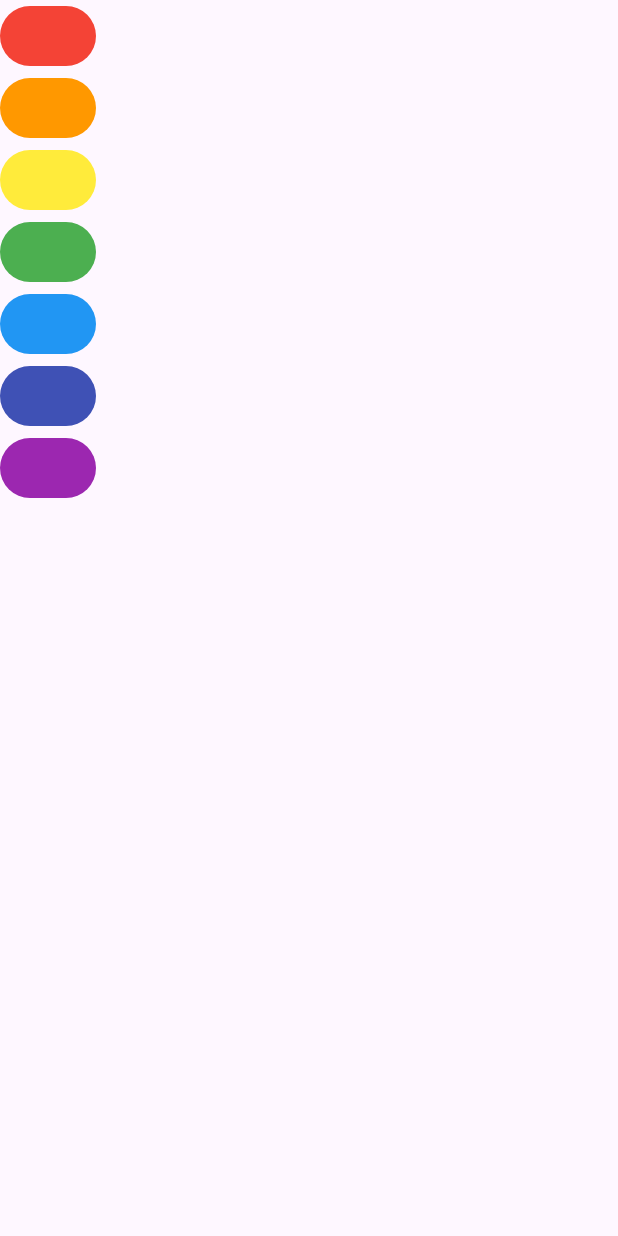
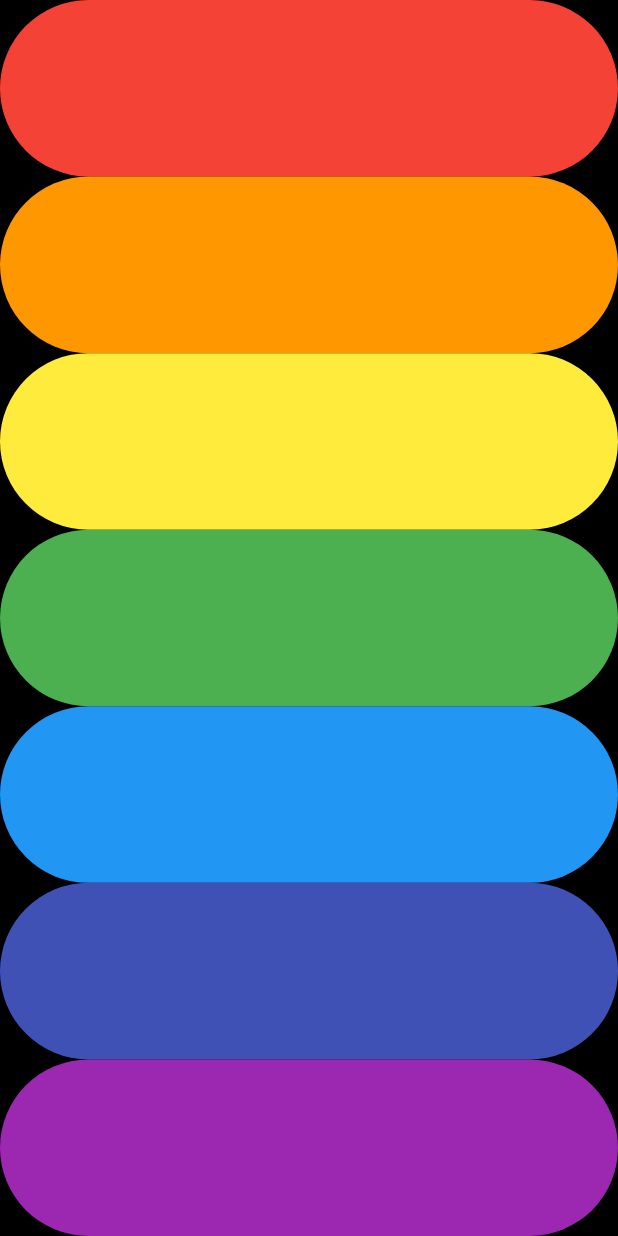
Before and after one commit to mr-schway/xylophone, a Flutter app: the screen it shows after launch, on a phone screen of 412 x 824 dp. Run offline on Flutter 3.47's test engine with Material 3 defaults, Android fonts, the phone set to English and light mode, and no system bars; our stand-ins replace audioplayers.

Commit message:
Add buildKey function

```diff
--- a/lib/main.dart
+++ b/lib/main.dart
@@ -8,10 +8,20 @@
 class XylophoneApp extends StatelessWidget {
   const XylophoneApp({super.key});
 
-  void playSound(int soundNum) {
-    final player = AudioPlayer();
-    player.play(
-      AssetSource('assets_note$soundNum.wav'),
+  Expanded buildKey(Color color, int soundNum) {
+    return Expanded(
+      child: TextButton(
+        style: TextButton.styleFrom(
+          backgroundColor: color,
+        ),
+        onPressed: () {
+          final player = AudioPlayer();
+          player.play(
+            AssetSource('assets_note$soundNum.wav'),
+          );
+        },
+        child: const Text(''),
+      ),
     );
   }
 
@@ -19,72 +29,18 @@
   Widget build(BuildContext context) {
     return MaterialApp(
       home: Scaffold(
+        backgroundColor: Colors.black,
         body: SafeArea(
           child: Column(
+            crossAxisAlignment: CrossAxisAlignment.stretch,
             children: [
-              TextButton(
-                style: TextButton.styleFrom(
-                  backgroundColor: Colors.red,
-                ),
-                onPressed: () {
-                  playSound(1);
-                },
-                child: const Text(''),
-              ),
-              TextButton(
-                style: TextButton.styleFrom(
-                  backgroundColor: Colors.orange,
-                ),
-                onPressed: () {
-                  playSound(2);
-                },
-                child: const Text(''),
-              ),
-              TextButton(
-                style: TextButton.styleFrom(
-                  backgroundColor: Colors.yellow,
-                ),
-                onPressed: () {
-                  playSound(3);
-                },
-                child: const Text(''),
-              ),
-              TextButton(
-                style: TextButton.styleFrom(
-                  backgroundColor: Colors.green,
-                ),
-                onPressed: () {
-                  playSound(4);
-                },
-                child: const Text(''),
-              ),
-              TextButton(
-                style: TextButton.styleFrom(
-                  backgroundColor: Colors.blue,
-                ),
-                onPressed: () {
-                  playSound(5);
-                },
-                child: const Text(''),
-              ),
-              TextButton(
-                style: TextButton.styleFrom(
-                  backgroundColor: Colors.indigo,
-                ),
-                onPressed: () {
-                  playSound(6);
-                },
-                child: const Text(''),
-              ),
-              TextButton(
-                style: TextButton.styleFrom(
-                  backgroundColor: Colors.purple,
-                ),
-                onPressed: () {
-                  playSound(7);
-                },
-                child: const Text(''),
-              ),
+              buildKey(Colors.red, 1),
+              buildKey(Colors.orange, 2),
+              buildKey(Colors.yellow, 3),
+              buildKey(Colors.green, 4),
+              buildKey(Colors.blue, 5),
+              buildKey(Colors.indigo, 6),
+              buildKey(Colors.purple, 7),
             ],
           ),
         ),
```
